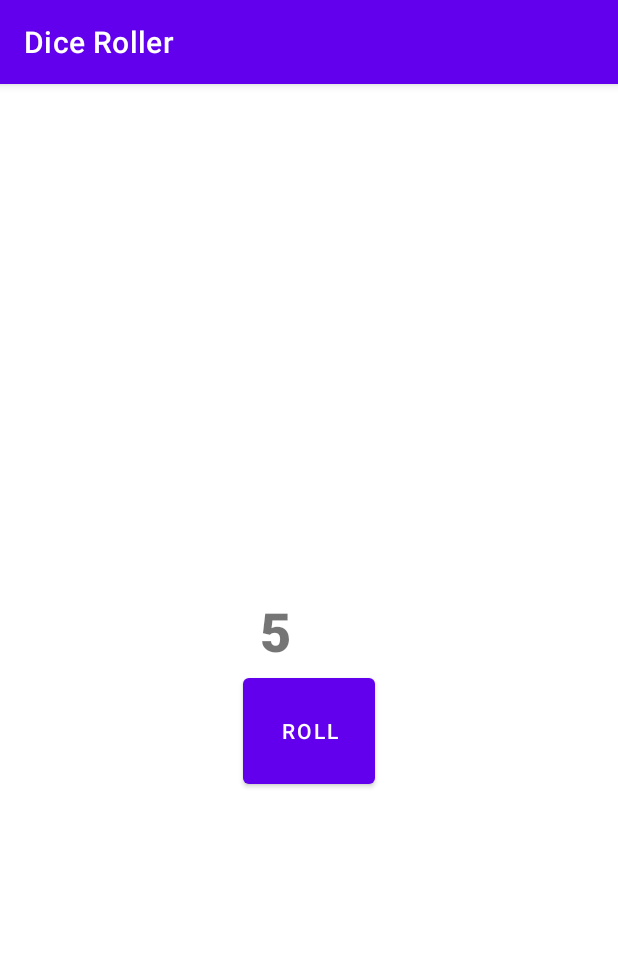
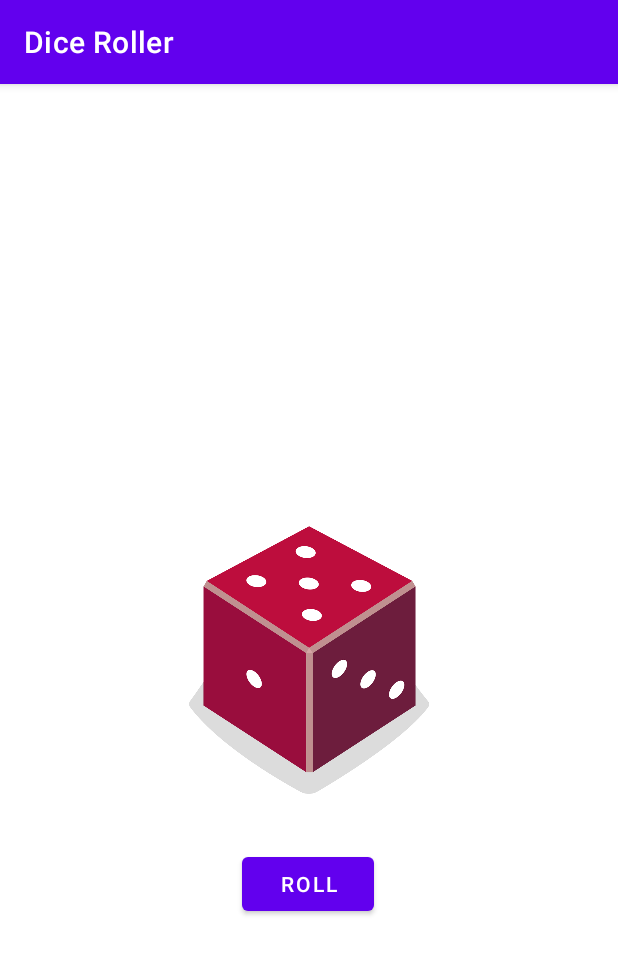
Before and after one commit to Shivam-officials/Android_Development_Learning, an Android app: the screen it shows after launch (MainActivity), after a tap on "ROLL", on a phone screen of 412 x 824 dp. Shown: the top 954 px of the screen. Run offline under Robolectric (Android 15) with nearby library versions, the phone set to English and light mode, and no system bars.

Commit message:
adding the  images to show when dice roll acc. to the result of dice

```diff
--- a/Android Basics in Kotlin/Kotlin Basics/Dice Roller/app/src/main/java/com/example/diceroller/MainActivity.kt
+++ b/Android Basics in Kotlin/Kotlin Basics/Dice Roller/app/src/main/java/com/example/diceroller/MainActivity.kt
@@ -3,7 +3,7 @@ package com.example.diceroller
 import androidx.appcompat.app.AppCompatActivity
 import android.os.Bundle
 import android.widget.Button
-import android.widget.TextView
+import android.widget.ImageView
 import android.widget.Toast
 
 /**
@@ -14,31 +14,55 @@ class MainActivity : AppCompatActivity() {
     override fun onCreate(savedInstanceState: Bundle?) {
         super.onCreate(savedInstanceState)
         setContentView(R.layout.activity_main)
+
+        //Find the roll Button in the layout
         val rollButton: Button = findViewById(R.id.button2)
 
-        // onClickLIstener for button to roll dice
-        rollButton.setOnClickListener {
-            Toast.makeText(this, "Dice rolled ", Toast.LENGTH_SHORT).show()
-            /**
-             * textView1 dice1 updating text with rolling dice
-             */
-            val dice= Dice(6)
-            val randomRolledNumber = dice.roll()
+        // onClickListener for button to roll dice and imageView
+        rollButton.setOnClickListener { rollDice() }
 
-            // updating the textview1 with random rolled number of dice
-            val resultTextView: TextView = findViewById(R.id.textView)
-            resultTextView.text =
-                randomRolledNumber.toString()   //toString bcz TextView used text so converting it to string
+        //roll the dice when the app starts automatically
+        rollDice()
+    }
 
+    /**
+     * roll the dice and update the image acc. to the result
+     */
+    private fun rollDice() {
+        // creating a new dice object with 6 numsides and roll the dice
+        val dice = Dice(6)
+        val randomRolledNumber = dice.roll()
+
+        //toast for text msg dice rolled at this number
+        Toast.makeText(this, "Dice rolled at $randomRolledNumber", Toast.LENGTH_SHORT).show()
+
+        //Determining which dice resource ID is going to be used acc to randomRolledNumber
+        val diceImage: ImageView = findViewById(R.id.imageView)
+        val drawableResource = when (randomRolledNumber) {
+            1 -> R.drawable.dice_1
+            2 -> R.drawable.dice_2
+            3 -> R.drawable.dice_3
+            4 -> R.drawable.dice_4
+            5 -> R.drawable.dice_5
+            else -> R.drawable.dice_6
         }
+
+        //updating the imageView with dice image acc to rollRandomNumber
+        diceImage.setImageResource(drawableResource)
+
+        // setting the contentDescription acc . randomRolledNumber
+        diceImage.contentDescription = randomRolledNumber.toString()
     }
+
 }
 
+
 /**
- * *lass creating dice with  flexible sides and for rolling the dice
+ * class creating dice with  flexible sides and for rolling the dice
  */
 class Dice(val numsides: Int) {
 
+    //do a dice roll and return a random result
     fun roll(): Int {
         return (1..numsides).random()
     }
--- a/Android Basics in Kotlin/Kotlin Basics/Dice Roller/app/src/main/res/layout/activity_main.xml
+++ b/Android Basics in Kotlin/Kotlin Basics/Dice Roller/app/src/main/res/layout/activity_main.xml
@@ -6,48 +6,30 @@
     android:layout_height="match_parent"
     tools:context=".MainActivity">
 
-    <TextView
-        android:id="@+id/textView"
-        android:layout_width="24dp"
-        android:layout_height="50dp"
-        android:layout_marginTop="340dp"
-        android:fontFamily="sans-serif-black"
-        android:textSize="36sp"
-        app:layout_constraintBottom_toTopOf="@+id/button2"
-        app:layout_constraintHorizontal_bias="0.446"
-        app:layout_constraintLeft_toLeftOf="parent"
-        app:layout_constraintRight_toRightOf="parent"
-        app:layout_constraintTop_toTopOf="parent"
-        tools:text="1" />
-
-    <TextView
-        android:id="@+id/textView2"
-        android:layout_width="24dp"
-        android:layout_height="50dp"
-        android:layout_marginStart="21dp"
-        android:layout_marginTop="340dp"
-        android:layout_marginEnd="174dp"
-        android:fontFamily="sans-serif-black"
-        android:textSize="36sp"
-        app:layout_constraintBottom_toTopOf="@+id/button2"
-        app:layout_constraintEnd_toEndOf="parent"
-        app:layout_constraintHorizontal_bias="0.0"
-        app:layout_constraintStart_toEndOf="@+id/textView"
-        app:layout_constraintTop_toTopOf="parent"
-        tools:text="1" />
-
     <Button
         android:id="@+id/button2"
         android:layout_width="wrap_content"
-        android:layout_height="0dp"
+        android:layout_height="wrap_content"
         android:layout_marginStart="161dp"
+        android:layout_marginTop="16dp"
         android:layout_marginEnd="162dp"
-        android:layout_marginBottom="295dp"
+        android:layout_marginBottom="201dp"
         android:text="@string/roll"
         app:layout_constraintBottom_toBottomOf="parent"
         app:layout_constraintEnd_toEndOf="parent"
+        app:layout_constraintHorizontal_bias="0.0"
         app:layout_constraintStart_toStartOf="parent"
-        app:layout_constraintTop_toBottomOf="@+id/textView"
+        app:layout_constraintTop_toBottomOf="@+id/imageView"
         tools:ignore="TouchTargetSizeCheck" />
 
+    <ImageView
+        android:id="@+id/imageView"
+        android:layout_width="160dp"
+        android:layout_height="200dp"
+        app:layout_constraintBottom_toBottomOf="parent"
+        app:layout_constraintEnd_toEndOf="parent"
+        app:layout_constraintStart_toStartOf="parent"
+        app:layout_constraintTop_toTopOf="parent"
+        tools:srcCompat="@drawable/dice_2" />
+
 </androidx.constraintlayout.widget.ConstraintLayout>
```
Also changed, not shown: Android Basics in Kotlin/Kotlin Basics/Dice Roller/app/src/main/res/drawable/dice_1.png (added), Android Basics in Kotlin/Kotlin Basics/Dice Roller/app/src/main/res/drawable/dice_2.png (added), Android Basics in Kotlin/Kotlin Basics/Dice Roller/app/src/main/res/drawable/dice_3.png (added), Android Basics in Kotlin/Kotlin Basics/Dice Roller/app/src/main/res/drawable/dice_4.png (added), Android Basics in Kotlin/Kotlin Basics/Dice Roller/app/src/main/res/drawable/dice_5.png (added), Android Basics in Kotlin/Kotlin Basics/Dice Roller/app/src/main/res/drawable/dice_6.png (added).
